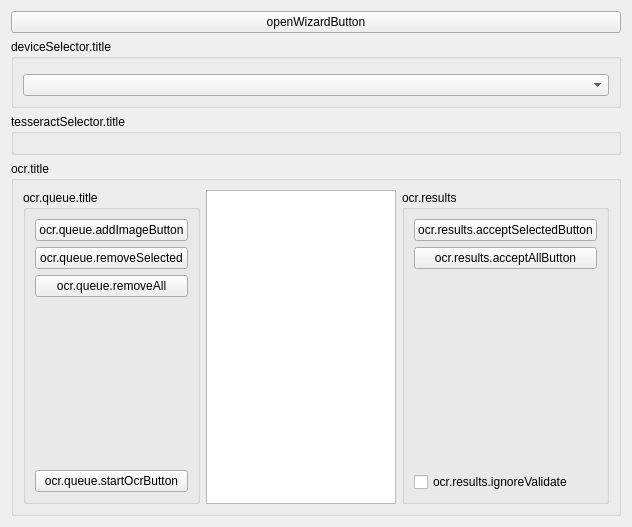
ArcaeaOffline/client-pyside6, file ui/designer/tabs/tabOcr.ui: the form before one commit.
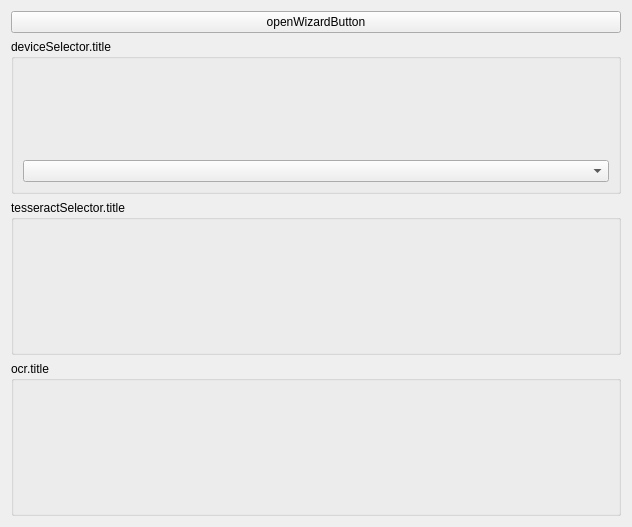
The form after the commit. Custom widgets are drawn as their Qt base class.

```diff
--- a/ui/designer/tabs/tabOcr.ui
+++ b/ui/designer/tabs/tabOcr.ui
@@ -55,125 +55,7 @@
      </property>
      <layout class="QHBoxLayout" name="horizontalLayout">
       <item>
-       <widget class="QGroupBox" name="groupBox_3">
-        <property name="title">
-         <string>ocr.queue.title</string>
-        </property>
-        <layout class="QVBoxLayout" name="verticalLayout_2">
-         <item>
-          <widget class="QPushButton" name="ocr_addImageButton">
-           <property name="text">
-            <string>ocr.queue.addImageButton</string>
-           </property>
-          </widget>
-         </item>
-         <item>
-          <widget class="QPushButton" name="ocr_removeSelectedButton">
-           <property name="enabled">
-            <bool>true</bool>
-           </property>
-           <property name="text">
-            <string>ocr.queue.removeSelected</string>
-           </property>
-          </widget>
-         </item>
-         <item>
-          <widget class="QPushButton" name="ocr_removeAllButton">
-           <property name="enabled">
-            <bool>true</bool>
-           </property>
-           <property name="text">
-            <string>ocr.queue.removeAll</string>
-           </property>
-          </widget>
-         </item>
-         <item>
-          <spacer name="verticalSpacer">
-           <property name="orientation">
-            <enum>Qt::Vertical</enum>
-           </property>
-           <property name="sizeHint" stdset="0">
-            <size>
-             <width>20</width>
-             <height>40</height>
-            </size>
-           </property>
-          </spacer>
-         </item>
-         <item>
-          <widget class="QPushButton" name="ocr_startButton">
-           <property name="text">
-            <string>ocr.queue.startOcrButton</string>
-           </property>
-          </widget>
-         </item>
-        </layout>
-       </widget>
-      </item>
-      <item>
-       <widget class="QTableView" name="tableView">
-        <property name="editTriggers">
-         <set>QAbstractItemView::DoubleClicked|QAbstractItemView::EditKeyPressed</set>
-        </property>
-        <property name="selectionMode">
-         <enum>QAbstractItemView::MultiSelection</enum>
-        </property>
-        <property name="selectionBehavior">
-         <enum>QAbstractItemView::SelectRows</enum>
-        </property>
-        <property name="verticalScrollMode">
-         <enum>QAbstractItemView::ScrollPerPixel</enum>
-        </property>
-        <property name="horizontalScrollMode">
-         <enum>QAbstractItemView::ScrollPerPixel</enum>
-        </property>
-       </widget>
-      </item>
-      <item>
-       <widget class="QGroupBox" name="groupBox_5">
-        <property name="title">
-         <string>ocr.results</string>
-        </property>
-        <layout class="QVBoxLayout" name="verticalLayout_4">
-         <item>
-          <widget class="QPushButton" name="ocr_acceptSelectedButton">
-           <property name="enabled">
-            <bool>true</bool>
-           </property>
-           <property name="text">
-            <string>ocr.results.acceptSelectedButton</string>
-           </property>
-          </widget>
-         </item>
-         <item>
-          <widget class="QPushButton" name="ocr_acceptAllButton">
-           <property name="text">
-            <string>ocr.results.acceptAllButton</string>
-           </property>
-          </widget>
-         </item>
-         <item>
-          <spacer name="verticalSpacer_2">
-           <property name="orientation">
-            <enum>Qt::Vertical</enum>
-           </property>
-           <property name="sizeHint" stdset="0">
-            <size>
-             <width>20</width>
-             <height>40</height>
-            </size>
-           </property>
-          </spacer>
-         </item>
-         <item>
-          <widget class="QCheckBox" name="ocr_ignoreValidateCheckBox">
-           <property name="text">
-            <string>ocr.results.ignoreValidate</string>
-           </property>
-          </widget>
-         </item>
-        </layout>
-       </widget>
+       <widget class="OcrQueue" name="ocrQueue" native="true"/>
       </item>
      </layout>
     </widget>
@@ -192,6 +74,12 @@
    <extends>QComboBox</extends>
    <header>ui.implements.components</header>
   </customwidget>
+  <customwidget>
+   <class>OcrQueue</class>
+   <extends>QWidget</extends>
+   <header>ui.implements.components</header>
+   <container>1</container>
+  </customwidget>
  </customwidgets>
  <resources/>
  <connections/>
```
